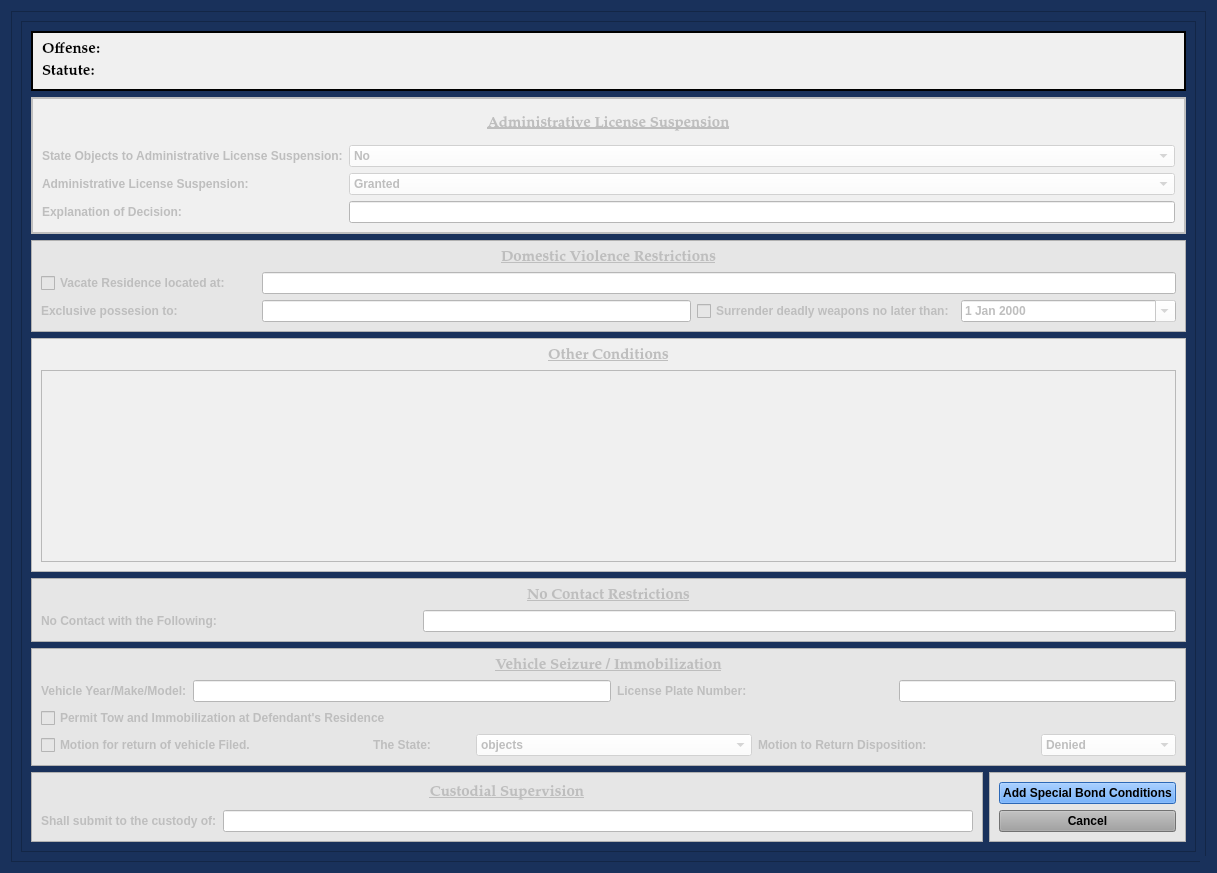
HunterProgram22/MuniEntry, file package/views/ui/AddSpecialBondConditionsDialog.ui: the form before one commit.
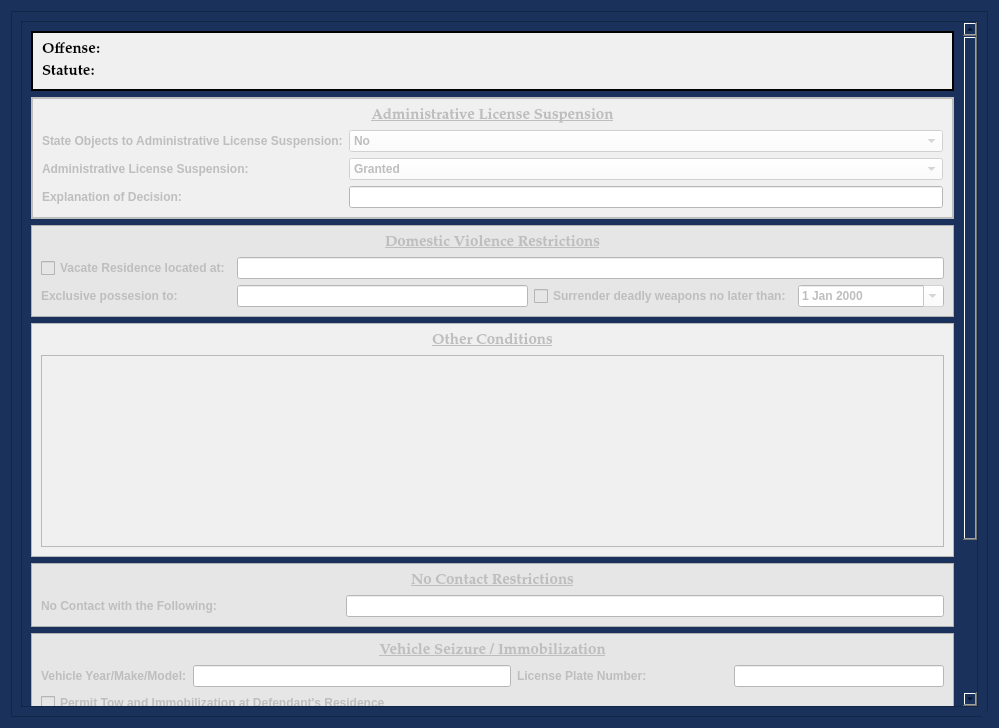
The form after the commit.

What changed in the file:
```diff
--- a/package/views/ui/AddSpecialBondConditionsDialog.ui
+++ b/package/views/ui/AddSpecialBondConditionsDialog.ui
@@ -12,8 +12,8 @@
    <rect>
     <x>0</x>
     <y>0</y>
-    <width>1217</width>
-    <height>873</height>
+    <width>999</width>
+    <height>728</height>
    </rect>
   </property>
   <property name="sizePolicy">
@@ -170,13 +170,13 @@
          <property name="geometry">
           <rect>
            <x>0</x>
-           <y>-111</y>
-           <width>1152</width>
-           <height>951</height>
+           <y>-302</y>
+           <width>942</width>
+           <height>990</height>
           </rect>
          </property>
          <layout class="QGridLayout" name="gridLayout_11">
-          <item row="6" column="1" rowspan="2">
+          <item row="8" column="1" rowspan="2">
            <widget class="QFrame" name="frame_7">
             <property name="styleSheet">
              <string notr="true">background-color: rgb(230, 230, 230);</string>
@@ -720,7 +720,17 @@
             </layout>
            </widget>
           </item>
-          <item row="6" column="0" rowspan="2">
+          <item row="6" column="0" colspan="2">
+           <widget class="QFrame" name="frame_2">
+            <property name="frameShape">
+             <enum>QFrame::StyledPanel</enum>
+            </property>
+            <property name="frameShadow">
+             <enum>QFrame::Raised</enum>
+            </property>
+           </widget>
+          </item>
+          <item row="7" column="0" colspan="2">
            <widget class="QFrame" name="custodial_supervision_frame">
             <property name="enabled">
              <bool>false</bool>
```
Left out of the diff: 230 changed lines with no effect on the pictures.
